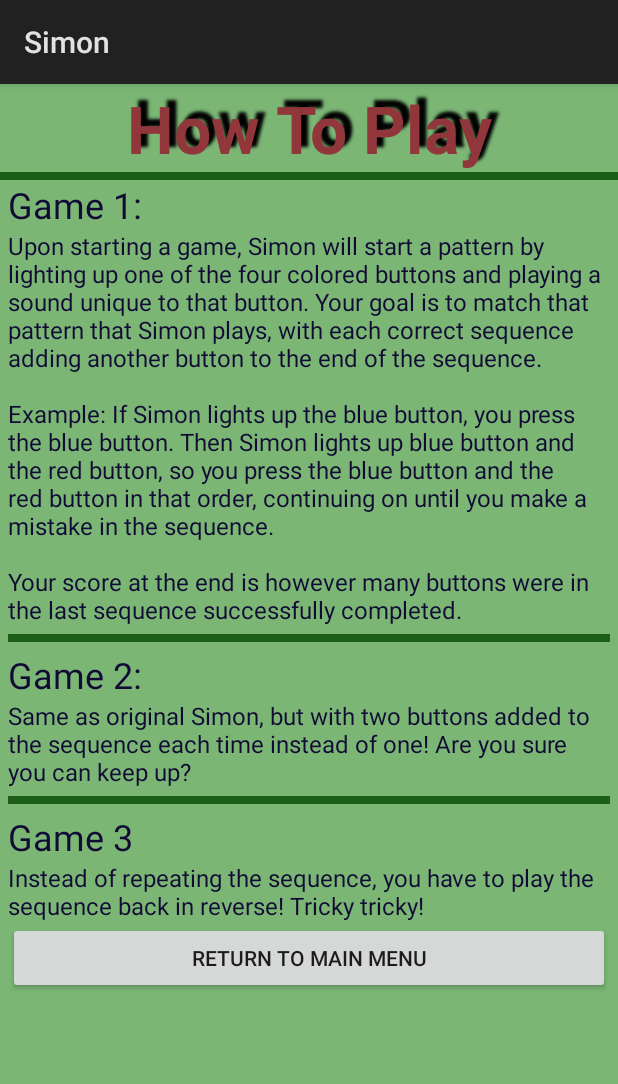
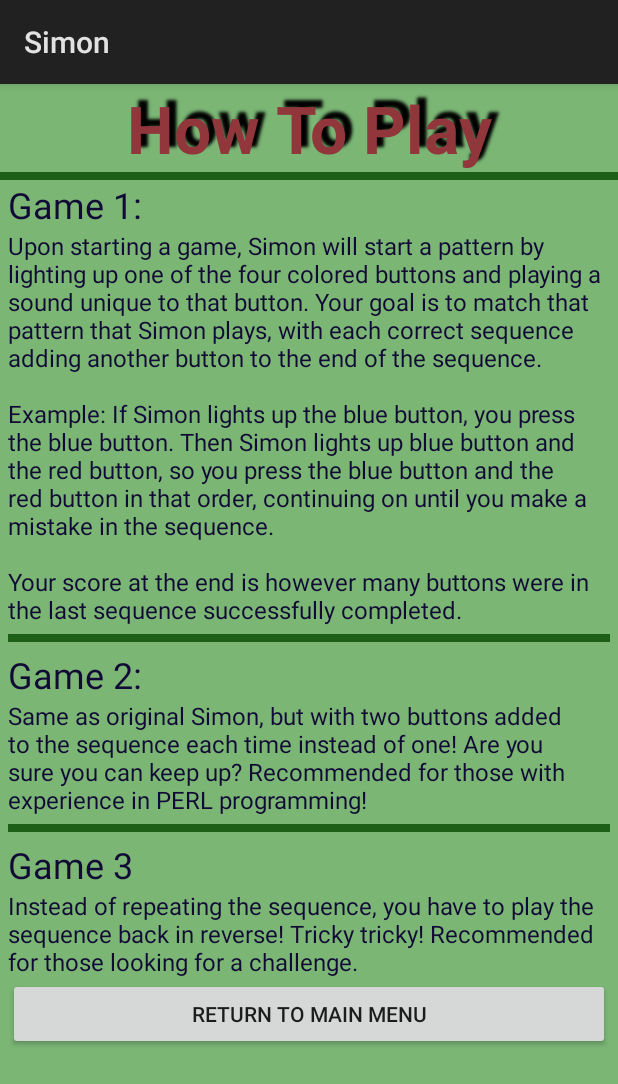
Before and after one commit to HarrisonWelch/Simon, an Android app: the HowToPlayActivity screen opened directly, with no data from a screen before it, on a phone screen of 412 x 824 dp. Shown: the top 1084 px of the screen. Run offline under Robolectric (Android 15) with nearby library versions, the phone set to English and light mode, and no system bars.

Commit message:
eddited the about

```diff
--- a/app/src/main/res/values/strings.xml
+++ b/app/src/main/res/values/strings.xml
@@ -29,9 +29,9 @@
         \n\nYour score at the end is however many buttons were in the last sequence successfully completed.
     </string>
     <string name="howToPlayMainTextGame1">
-        Same as original Simon, but with two buttons added to the sequence each time instead of one! Are you sure you can keep up?
+        Same as original Simon, but with two buttons added to the sequence each time instead of one! Are you sure you can keep up? Recommended for those with experience in PERL programming!
     </string>
     <string name="howToPlayMainTextGame2">
-        Instead of repeating the sequence, you have to play the sequence back in reverse! Tricky tricky!
+        Instead of repeating the sequence, you have to play the sequence back in reverse! Tricky tricky! Recommended for those looking for a challenge.
     </string>
 </resources>
```
